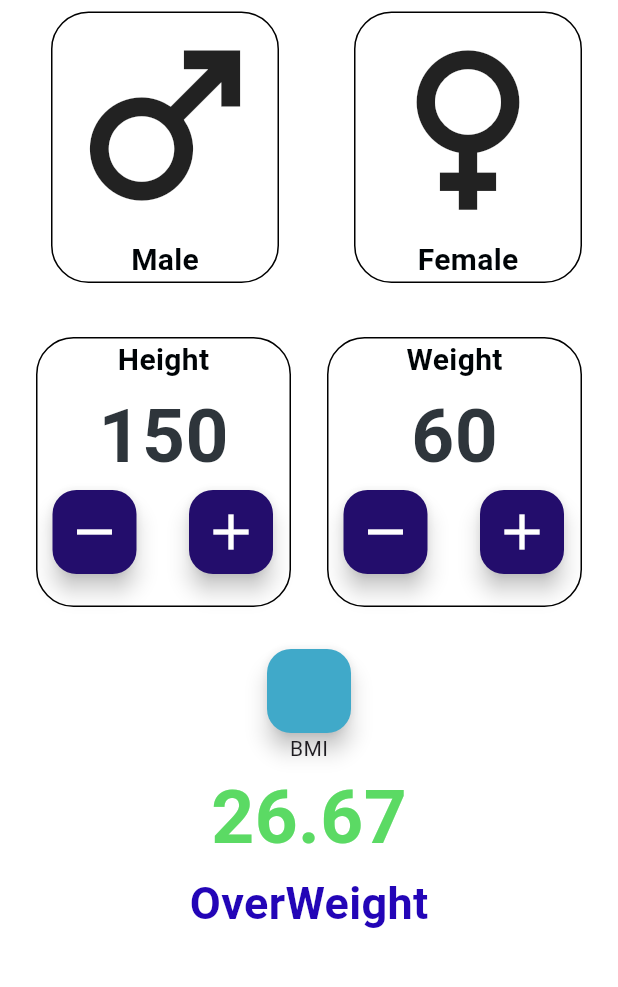
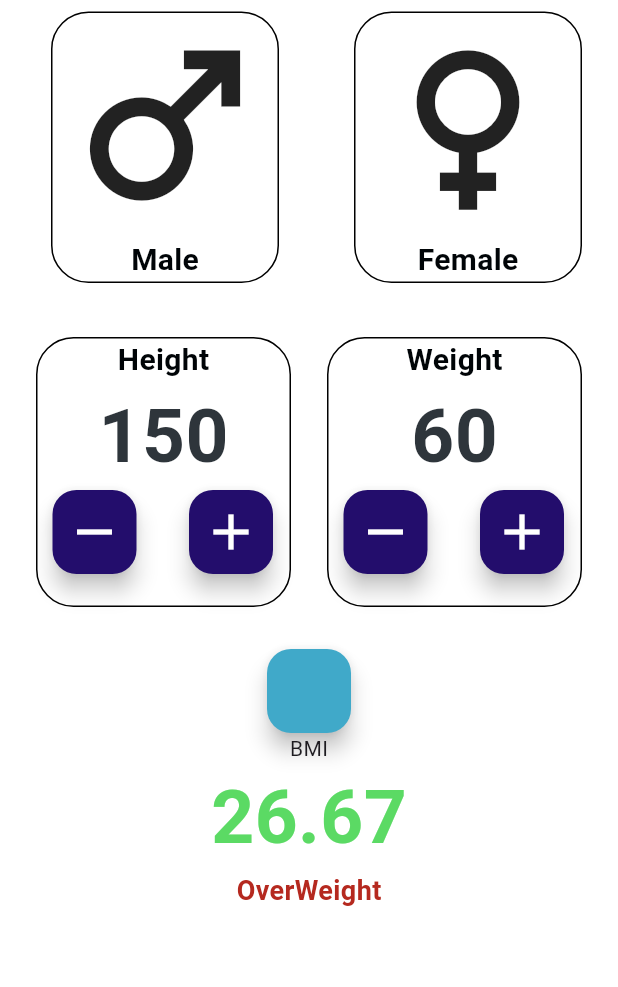
Before and after one commit to akithawijesinghe/BMICALflutter, a Flutter app: the screen it shows after launch, on a phone screen of 412 x 824 dp, the part 65-1052 px from its top. Run offline on Flutter 3.47's test engine with Material 3 defaults, Android fonts, the phone set to English and light mode, and no system bars; Roboto replaces fonts that are missing (Candara).

Commit message:
improve ui design

```diff
--- a/lib/main_page.dart
+++ b/lib/main_page.dart
@@ -246,10 +246,7 @@ class _MainPageState extends State<MainPage> {
                     "${bmi.toStringAsFixed(2)}",
                     style: kinputLableColor,
                   ),
-                  Text(
-                    getResult(bmi),
-                    style: kinputLable2Color,
-                  ),
+                  getResult(bmi),
                 ],
               )
             ],
@@ -267,13 +264,28 @@ class _MainPageState extends State<MainPage> {
     return (weight / (height * height)) * 10000;
   }
 
-  String getResult(bmiValue) {
+  Widget getResult(double bmiValue) {
+    String resultText;
+    Color resultColor;
+
     if (bmiValue >= 25) {
-      return "OverWeight";
+      resultText = "OverWeight";
+      resultColor = const Color.fromARGB(255, 181, 41, 31);
     } else if (bmiValue >= 18.5) {
-      return "Normal";
+      resultText = "Normal";
+      resultColor = const Color.fromARGB(255, 17, 97, 20);
     } else {
-      return "UnderWeight";
+      resultText = "UnderWeight";
+      resultColor = const Color.fromARGB(255, 243, 149, 8);
     }
+
+    return Text(
+      resultText,
+      style: TextStyle(
+        color: resultColor,
+        fontSize: 18,
+        fontWeight: FontWeight.bold,
+      ),
+    );
   }
 }
```
